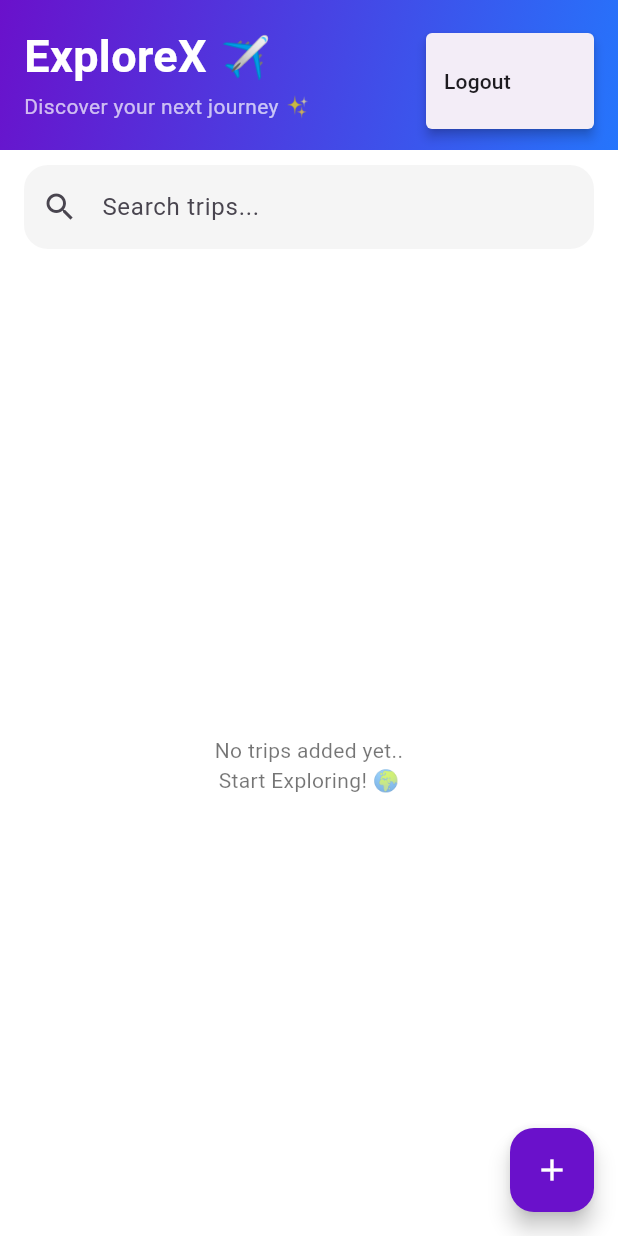
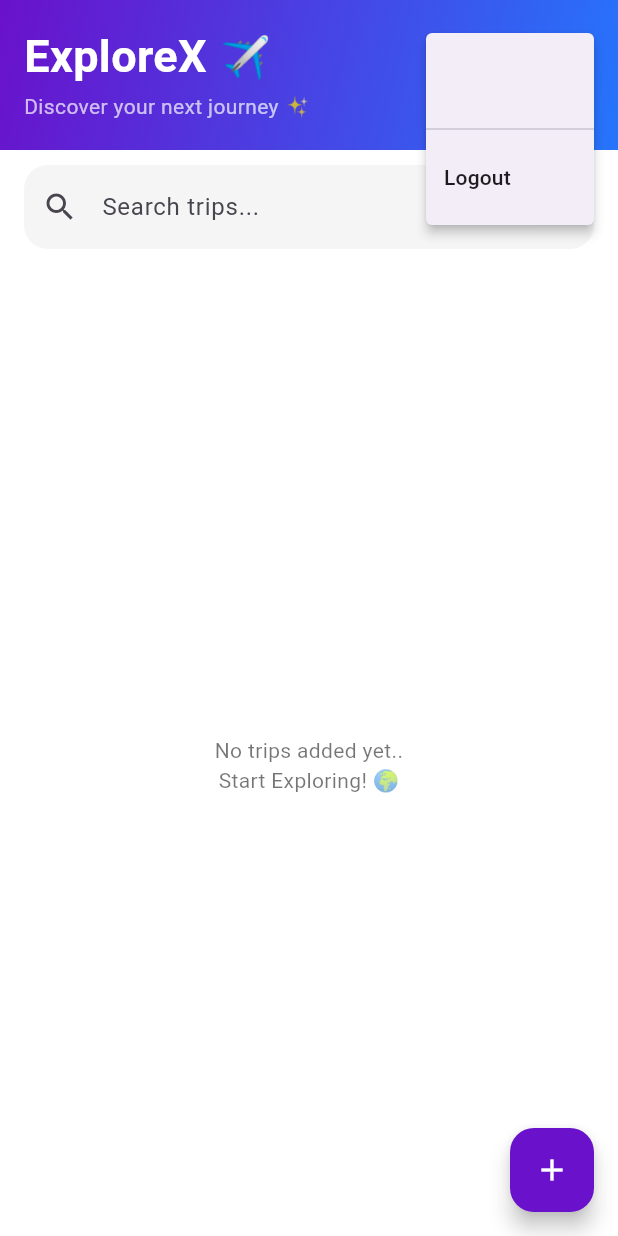
Before and after one commit to JanakiVeluri006/ExploreX, a Flutter app: the screen it shows once a user with an empty profile is signed in, after a tap on the "person" icon, on a phone screen of 412 x 824 dp. Run offline on Flutter 3.47's test engine with Material 3 defaults, Android fonts, the phone set to English and light mode, and no system bars; our stand-ins replace firebase_auth, firebase_core; accounts and stored records are empty; network calls fail.

Commit message:
mail address visibility

```diff
--- a/frontend/lib/screens/trip_list_screen.dart
+++ b/frontend/lib/screens/trip_list_screen.dart
@@ -6,6 +6,7 @@ import 'trip_details_screen.dart';
 import 'add_trip_screen.dart';
 import '../theme/app_colors.dart';
 import '../services/auth/auth_service.dart';
+import 'package:firebase_auth/firebase_auth.dart';
 
 class TripListPage extends StatefulWidget {
   const TripListPage({super.key});
@@ -150,12 +151,25 @@ Widget buildCategoryChip(String label) {
                         await AuthService.logoutUser();
                       }
                     },
-                    itemBuilder: (context) => [
-                      const PopupMenuItem(
-                        value: "logout",
-                        child: Text("Logout"),
-                      ),
-                    ],
+                    itemBuilder: (context) {
+                      final user = FirebaseAuth.instance.currentUser;
+                      return [
+                        PopupMenuItem(
+                          enabled: false,
+                          child: Text(
+                            user?.email ?? "No Email",
+                            style: const TextStyle(
+                              fontWeight: FontWeight.bold,
+                            ),
+                          ),
+                        ),
+                        const PopupMenuDivider(),
+                        const PopupMenuItem(
+                          value: "logout",
+                          child: Text("Logout"),
+                        ),
+                      ];
+                    },
                   ),
                 ],
               ),
@@ -305,11 +319,15 @@ Widget buildCategoryChip(String label) {
                                     trip["isFavorite"] = isFavorite;
                                     });
                                 },
-                              onPlannedToggle: () =>
-                                  togglePlanned(trip["id"]),
+                              onPlannedToggle: () async {
+                                final isPlanned =
+                                    await TripService.togglePlanned(trip["id"]);
+                                    setState(() {
+                                      trip["isPlanned"] = isPlanned;
+                                    });
+                                },
 
                               onTap: () async {
-
                                 final tripId =
                                     (trip["id"] ?? trip["_id"]).toString();
 
```
Also changed, not shown: frontend/lib/services/trip_service.dart (+20 -33 lines).
